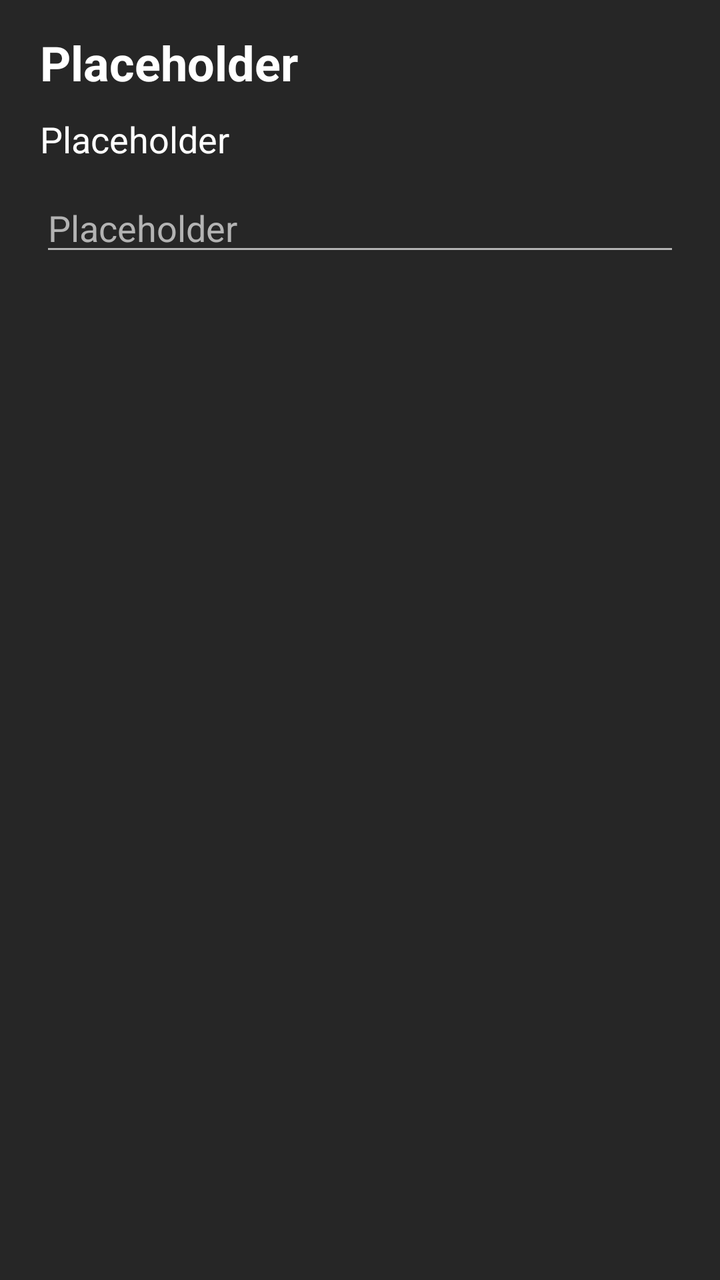
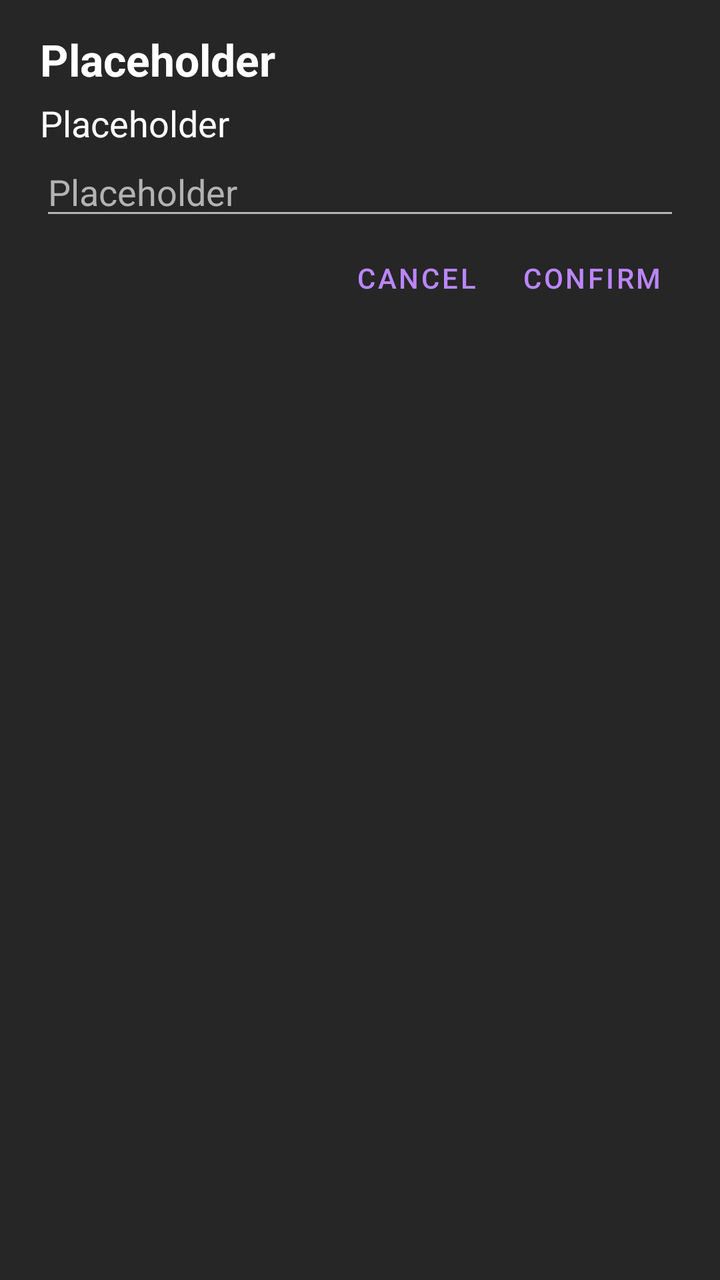

Screens rendered from an Android XML layout before and after an edit, with the pre-edit source and the edit as a unified diff.
<!-- AndroidManifest.xml: application theme Theme.MakeMeGrow -->
<!-- res/layout/layout_dialog.xml -->
<?xml version="1.0" encoding="utf-8"?>
<LinearLayout
    xmlns:android="http://schemas.android.com/apk/res/android"
    android:layout_width="match_parent"
    android:layout_height="wrap_content"
    android:layout_marginHorizontal="10dp"
    android:paddingTop="15dp"
    android:paddingHorizontal="20dp"
    android:paddingBottom="10dp"
    android:background="@color/dark_gray"
    android:orientation="vertical">

    <TextView
        android:id="@+id/text_title"
        android:layout_width="wrap_content"
        android:layout_height="wrap_content"
        android:layout_marginBottom="10dp"
        android:text="@string/placeholder"
        android:textColor="@color/white"
        android:textSize="@dimen/text_large"
        android:textStyle="bold"/>

    <TextView
        android:id="@+id/text_message"
        android:layout_width="wrap_content"
        android:layout_height="wrap_content"
        android:layout_marginBottom="10dp"
        android:text="@string/placeholder"
        android:textColor="@color/white"
        android:textSize="@dimen/text_medium"/>

    <EditText
        android:id="@+id/input"
        android:layout_width="match_parent"
        android:layout_height="wrap_content"
        android:layout_marginBottom="10dp"
        android:backgroundTint="@color/light_gray"
        android:hint="@string/placeholder"
        android:importantForAutofill="no"
        android:inputType="text"
        android:textColorHint="@color/light_gray"
        android:textColor="@color/light_gray"
        android:textSize="@dimen/text_medium"/>

    <RadioGroup
        android:id="@+id/radio_group"
        android:layout_width="match_parent"
        android:layout_height="match_parent"
        android:layout_marginBottom="10dp" />

    <LinearLayout
        android:layout_width="match_parent"
        android:layout_height="wrap_content"
        android:gravity="end"
        style="?android:attr/buttonBarStyle">

        <Button
            android:id="@+id/button_cancel"
            android:layout_width="wrap_content"
            android:layout_height="wrap_content"
            android:background="@android:color/transparent"
            android:text="@string/cancel"
            android:textColor="@color/purple_200"
            style="?android:attr/buttonBarButtonStyle"/>

        <Button
            android:id="@+id/button_confirm"
            android:layout_width="wrap_content"
            android:layout_height="wrap_content"
            android:background="@android:color/transparent"
            android:text="@string/confirm"
            android:textColor="@color/purple_200"
            style="?android:attr/buttonBarButtonStyle"/>

    </LinearLayout>

</LinearLayout>
<!-- resources referenced by this layout -->
<resources>
  <color name="dark_gray">#262626</color>
  <color name="light_gray">#B3B3B3</color>
  <color name="purple_200">#FFBB86FC</color>
  <color name="white">#FFFFFF</color>
  <dimen name="text_large">24sp</dimen>
  <dimen name="text_medium">18sp</dimen>
  <string name="cancel">Cancel</string>
  <string name="confirm">Confirm</string>
  <string name="placeholder">Placeholder</string>
  <style name="Theme.MakeMeGrow" parent="Theme.MaterialComponents.DayNight.NoActionBar">
          
          <item name="colorPrimary">@color/purple_200</item> 
          <item name="colorPrimaryVariant">@color/purple_700</item>
          <item name="colorOnPrimary">@color/black</item>
          
          <item name="colorSecondary">@color/dark_gray</item> 
          <item name="colorSecondaryVariant">@color/dark_gray</item>
          <item name="colorOnSecondary">@color/black</item>
          
          <item name="android:statusBarColor">@color/black</item>
          
      </style>
  <color name="purple_700">#FF3700B3</color>
  <color name="black">#0F0F0F</color>
</resources>

<!-- the commit's change to res/layout/layout_dialog.xml (unified diff, before → after) -->
@@ -14,7 +14,7 @@
         android:id="@+id/text_title"
         android:layout_width="wrap_content"
         android:layout_height="wrap_content"
-        android:layout_marginBottom="10dp"
+        android:layout_marginBottom="5dp"
         android:text="@string/placeholder"
         android:textColor="@color/white"
         android:textSize="@dimen/text_large"
@@ -24,7 +24,6 @@
         android:id="@+id/text_message"
         android:layout_width="wrap_content"
         android:layout_height="wrap_content"
-        android:layout_marginBottom="10dp"
         android:text="@string/placeholder"
         android:textColor="@color/white"
         android:textSize="@dimen/text_medium"/>
@@ -33,7 +32,6 @@
         android:id="@+id/input"
         android:layout_width="match_parent"
         android:layout_height="wrap_content"
-        android:layout_marginBottom="10dp"
         android:backgroundTint="@color/light_gray"
         android:hint="@string/placeholder"
         android:importantForAutofill="no"
@@ -46,7 +44,7 @@
         android:id="@+id/radio_group"
         android:layout_width="match_parent"
         android:layout_height="match_parent"
-        android:layout_marginBottom="10dp" />
+        android:visibility="gone"/>
 
     <LinearLayout
         android:layout_width="match_parent"
<!-- resource entries referenced after the edit -->
@@ -4,7 +4,7 @@
   <color name="light_gray">#B3B3B3</color>
   <color name="purple_200">#FFBB86FC</color>
   <color name="white">#FFFFFF</color>
-  <dimen name="text_large">24sp</dimen>
+  <dimen name="text_large">22sp</dimen>
   <dimen name="text_medium">18sp</dimen>
   <string name="cancel">Cancel</string>
   <string name="confirm">Confirm</string>
